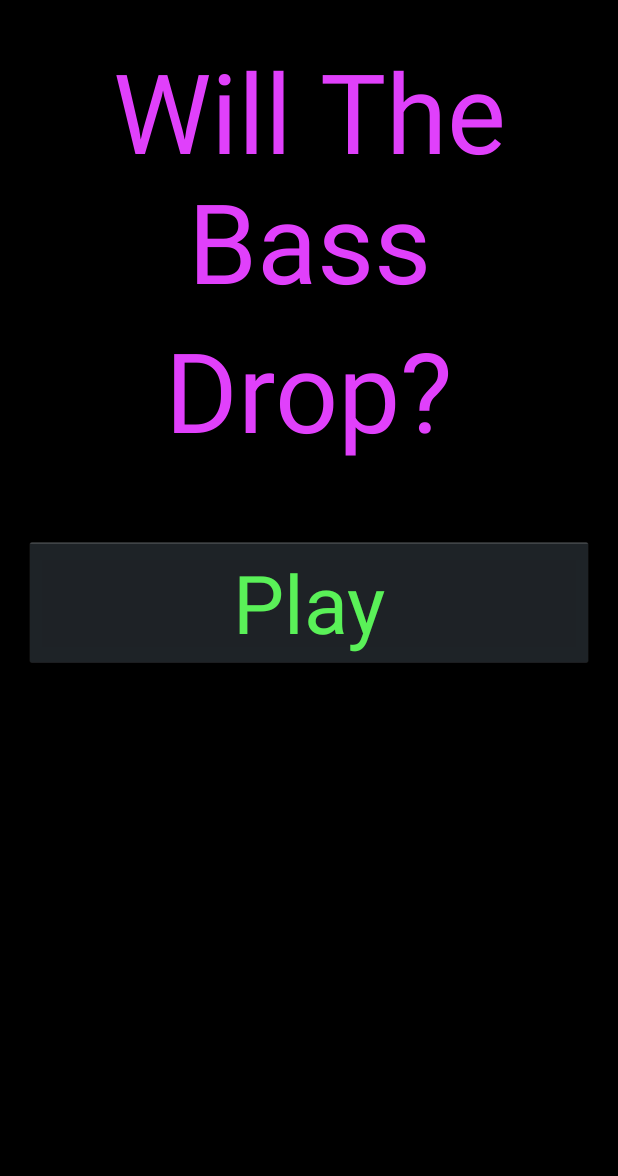
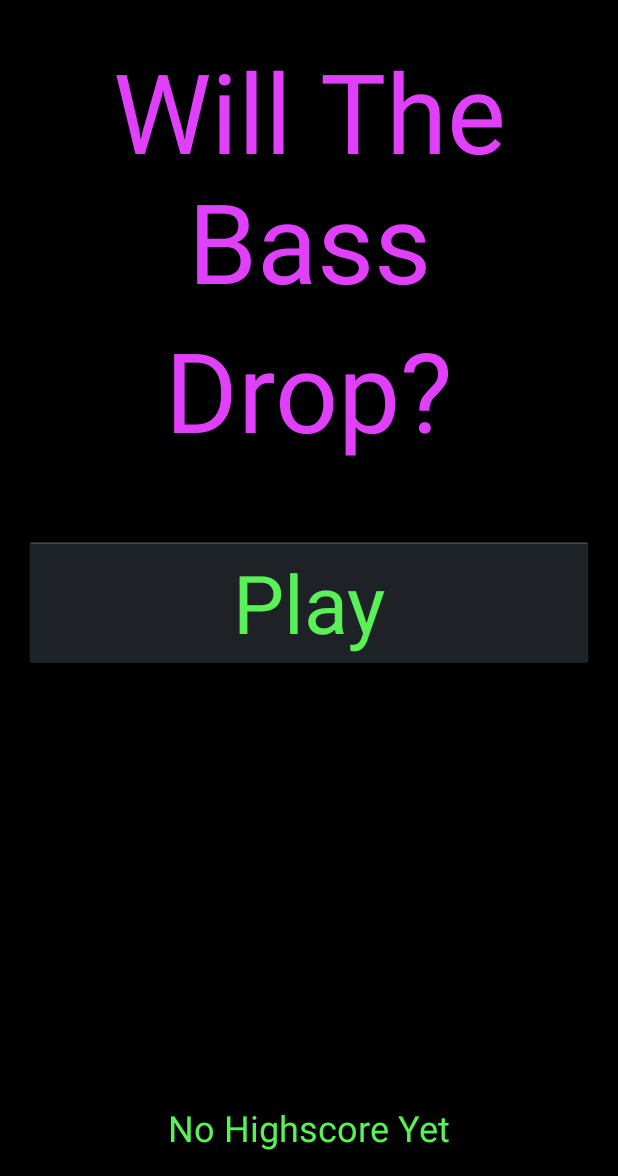
Before and after one commit to gray419/bassDrop, an Android app: the screen it shows after launch (MainActivity), on a phone screen of 412 x 824 dp, the part 60-1236 px from its top. Run offline under Robolectric (Android 15) with nearby library versions, the phone set to English and light mode, and no system bars; libraries missing offline, so code that uses them is left out: com.daimajia.androidanimations; 1 statement that could not run was skipped.

Commit message:
refactor highscore logic

```diff
--- a/app/src/main/java/com/graywolf/bassdrop/Fragments/MainActivityFragment.java
+++ b/app/src/main/java/com/graywolf/bassdrop/Fragments/MainActivityFragment.java
@@ -23,7 +23,6 @@ import java.util.TimerTask;
 public class MainActivityFragment extends Fragment {
     private View mRootView;
 
-
     @Override
     public View onCreateView(LayoutInflater inflater, ViewGroup container,
                              Bundle savedInstanceState) {
@@ -31,15 +30,7 @@ public class MainActivityFragment extends Fragment {
         View rootView = inflater.inflate(R.layout.fragment_main, container, false);
         mRootView = rootView;
 
-        SharedPreferences sharedPrefs = getActivity().getSharedPreferences(Constants.PREFERENCES, Context.MODE_PRIVATE);
-        String highScore = sharedPrefs.getString(Constants.HIGH_SCORE,"");
-
-        TextView highScoreTextView = (TextView) mRootView.findViewById(R.id.highscoreTextView);
-        highScoreTextView.setText("");
-
-        if(!highScore.isEmpty()){
-            highScoreTextView.setText("Highscore is: "+ highScore);
-        }
+        checkForHighScore();
 
         MyTimerTask myTask = new MyTimerTask();
         Timer myTimer = new Timer();
@@ -62,11 +53,16 @@ public class MainActivityFragment extends Fragment {
     @Override
     public void onStart(){
         super.onStart();
+
+        checkForHighScore();
+    }
+
+    private void checkForHighScore() {
         SharedPreferences sharedPrefs = getActivity().getSharedPreferences(Constants.PREFERENCES, Context.MODE_PRIVATE);
         String highScore = sharedPrefs.getString(Constants.HIGH_SCORE,"");
 
         TextView highScoreTextView = (TextView) mRootView.findViewById(R.id.highscoreTextView);
-        highScoreTextView.setText("");
+        highScoreTextView.setText("No Highscore Yet");
 
         if(!highScore.isEmpty()){
             highScoreTextView.setText("Highscore is: "+ highScore);
```
Also changed, not shown: app/src/main/java/com/graywolf/bassdrop/Fragments/PlayActivityFragment.java (+10 -8 lines).
